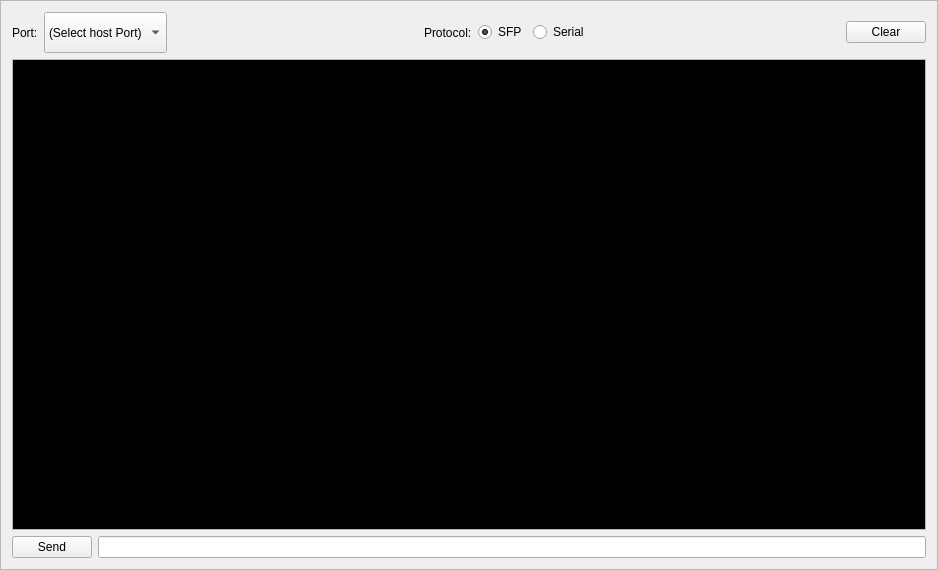
First picture: the form in terminal.ui, repository strawbot/TimbreTalk, before the edit.
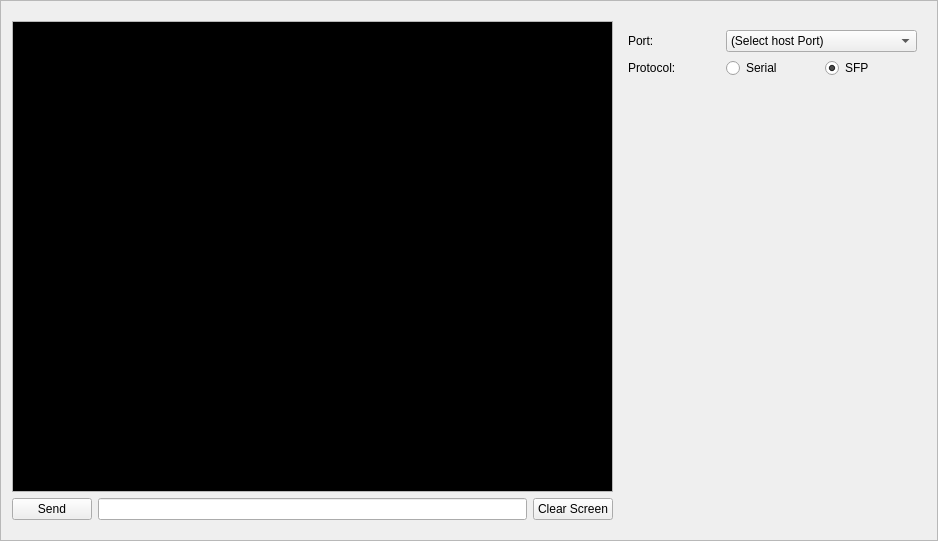
Second picture: the form after the edit.

```diff
--- a/terminal.ui
+++ b/terminal.ui
@@ -7,7 +7,7 @@
     <x>0</x>
     <y>0</y>
     <width>938</width>
-    <height>570</height>
+    <height>541</height>
    </rect>
   </property>
   <property name="windowTitle">
@@ -19,114 +19,9 @@
   <property name="frameShadow">
    <enum>QFrame::Raised</enum>
   </property>
+  <layout class="QFormLayout" name="formLayout">
+   <item row="0" column="0">
   <layout class="QVBoxLayout" name="verticalLayout">
-   <item>
-    <layout class="QHBoxLayout" name="horizontalLayout">
-     <item>
-      <widget class="QLabel" name="label">
-       <property name="text">
-        <string>Port:</string>
-       </property>
-      </widget>
-     </item>
-     <item>
-      <widget class="QComboBox" name="PortSelect">
-       <property name="sizePolicy">
-        <sizepolicy hsizetype="Preferred" vsizetype="MinimumExpanding">
-         <horstretch>0</horstretch>
-         <verstretch>0</verstretch>
-        </sizepolicy>
-       </property>
-       <property name="maximumSize">
-        <size>
-         <width>16777215</width>
-         <height>16777215</height>
-        </size>
-       </property>
-       <property name="layoutDirection">
-        <enum>Qt::LeftToRight</enum>
-       </property>
-       <property name="insertPolicy">
-        <enum>QComboBox::InsertAlphabetically</enum>
-       </property>
-       <item>
-        <property name="text">
-         <string>(Select host Port)</string>
-        </property>
-       </item>
-      </widget>
-     </item>
-     <item>
-      <spacer name="horizontalSpacer_2">
-       <property name="orientation">
-        <enum>Qt::Horizontal</enum>
-       </property>
-       <property name="sizeHint" stdset="0">
-        <size>
-         <width>40</width>
-         <height>20</height>
-        </size>
-       </property>
-      </spacer>
-     </item>
-     <item>
-      <widget class="QLabel" name="label_2">
-       <property name="text">
-        <string>Protocol:</string>
-       </property>
-      </widget>
-     </item>
-     <item>
-      <widget class="QRadioButton" name="SetSfp">
-       <property name="minimumSize">
-        <size>
-         <width>0</width>
-         <height>0</height>
-        </size>
-       </property>
-       <property name="text">
-        <string>SFP</string>
-       </property>
-       <property name="checked">
-        <bool>true</bool>
-       </property>
-       <attribute name="buttonGroup">
-        <string notr="true">buttonGroup</string>
-       </attribute>
-      </widget>
-     </item>
-     <item>
-      <widget class="QRadioButton" name="SetSerial">
-       <property name="text">
-        <string>Serial</string>
-       </property>
-       <attribute name="buttonGroup">
-        <string notr="true">buttonGroup</string>
-       </attribute>
-      </widget>
-     </item>
-     <item>
-      <spacer name="horizontalSpacer">
-       <property name="orientation">
-        <enum>Qt::Horizontal</enum>
-       </property>
-       <property name="sizeHint" stdset="0">
-        <size>
-         <width>40</width>
-         <height>20</height>
-        </size>
-       </property>
-      </spacer>
-     </item>
-     <item>
-      <widget class="QPushButton" name="pushButton">
-       <property name="text">
-        <string>Clear</string>
-       </property>
-      </widget>
-     </item>
-    </layout>
-   </item>
    <item>
     <widget class="QPlainTextEdit" name="textEdit">
      <property name="minimumSize">
@@ -290,7 +185,105 @@
      <item>
       <widget class="QLineEdit" name="LastCommand"/>
      </item>
-    </layout>
+       <item>
+        <widget class="QPushButton" name="pushButton">
+         <property name="text">
+          <string>Clear Screen</string>
+         </property>
+        </widget>
+       </item>
+      </layout>
+     </item>
+    </layout>
+   </item>
+   <item row="0" column="1">
+    <widget class="QWidget" name="widget" native="true">
+     <property name="sizePolicy">
+      <sizepolicy hsizetype="Preferred" vsizetype="Fixed">
+       <horstretch>0</horstretch>
+       <verstretch>0</verstretch>
+      </sizepolicy>
+     </property>
+     <property name="layoutDirection">
+      <enum>Qt::LeftToRight</enum>
+     </property>
+     <layout class="QHBoxLayout" name="horizontalLayout">
+      <item>
+       <layout class="QGridLayout" name="gridLayout">
+        <item row="0" column="0">
+         <widget class="QLabel" name="label">
+          <property name="text">
+           <string>Port:</string>
+          </property>
+         </widget>
+        </item>
+        <item row="0" column="1" colspan="2">
+         <widget class="QComboBox" name="PortSelect">
+          <property name="sizePolicy">
+           <sizepolicy hsizetype="Preferred" vsizetype="MinimumExpanding">
+            <horstretch>0</horstretch>
+            <verstretch>0</verstretch>
+           </sizepolicy>
+          </property>
+          <property name="maximumSize">
+           <size>
+            <width>16777215</width>
+            <height>16777215</height>
+           </size>
+          </property>
+          <property name="layoutDirection">
+           <enum>Qt::LeftToRight</enum>
+          </property>
+          <property name="insertPolicy">
+           <enum>QComboBox::InsertAlphabetically</enum>
+          </property>
+          <item>
+           <property name="text">
+            <string>(Select host Port)</string>
+           </property>
+          </item>
+         </widget>
+        </item>
+        <item row="1" column="0">
+         <widget class="QLabel" name="label_2">
+          <property name="text">
+           <string>Protocol:</string>
+          </property>
+         </widget>
+        </item>
+        <item row="1" column="1">
+         <widget class="QRadioButton" name="SetSerial">
+          <property name="text">
+           <string>Serial</string>
+          </property>
+          <attribute name="buttonGroup">
+           <string notr="true">buttonGroup</string>
+          </attribute>
+         </widget>
+        </item>
+        <item row="1" column="2">
+         <widget class="QRadioButton" name="SetSfp">
+          <property name="minimumSize">
+           <size>
+            <width>0</width>
+            <height>0</height>
+           </size>
+          </property>
+          <property name="text">
+           <string>SFP</string>
+          </property>
+          <property name="checked">
+           <bool>true</bool>
+          </property>
+          <attribute name="buttonGroup">
+           <string notr="true">buttonGroup</string>
+          </attribute>
+         </widget>
+        </item>
+       </layout>
+      </item>
+     </layout>
+    </widget>
    </item>
   </layout>
  </widget>
```
Lines whose indentation alone changed are shown as unchanged.
